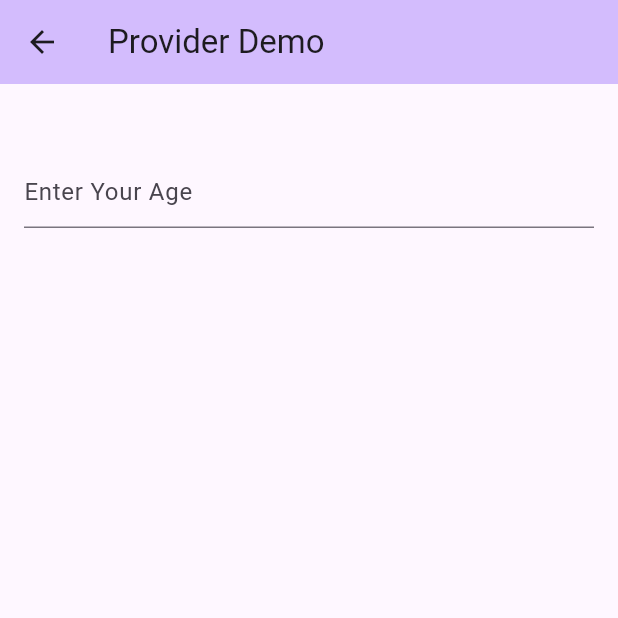
After one commit to iamraajkanchan/basic_flutter_demo, a Flutter app: the screen it shows after launch, after a tap on "Provider Demo", on a phone screen of 412 x 824 dp, the top half of it. The commit adds this screen. Run offline on Flutter 3.47's test engine with Material 3 defaults, Android fonts, the phone set to English and light mode, and no system bars; our stand-ins replace fluttertoast, image_picker, video_player.

Commit message:
Provider demo is added in the project.

```diff
--- /dev/null
+++ b/lib/providers/provider_demo_provider.dart
@@ -0,0 +1,18 @@
+import 'package:flutter/cupertino.dart';
+
+class ProviderDemoProvider with ChangeNotifier {
+  bool? isEligible;
+  String? eligibilityMessage = "";
+
+  void checkEligibility(int age) {
+    if (age > 18) {
+      isEligible = true;
+      eligibilityMessage = "You are eligible!";
+      notifyListeners();
+    } else {
+      isEligible = false;
+      eligibilityMessage = "You are not eligible!";
+      notifyListeners();
+    }
+  }
+}
--- a/lib/views/album_fetcher.dart
+++ b/lib/views/album_fetcher.dart
@@ -1,7 +1,7 @@
 import 'dart:convert';
 import 'package:flutter/material.dart';
 import 'package:http/http.dart' as http;
-import '../model/album.dart';
+import '../models/album.dart';
 
 class AlbumFetcher extends StatefulWidget {
   const AlbumFetcher({super.key, required this.pageTitle});
--- a/lib/views/album_view.dart
+++ b/lib/views/album_view.dart
@@ -1,4 +1,4 @@
-import 'package:basic_flutter_demo/model/album.dart';
+import 'package:basic_flutter_demo/models/album.dart';
 import 'package:flutter/material.dart';
 
 class AlbumView extends StatelessWidget {
--- a/lib/views/albums_fetcher.dart
+++ b/lib/views/albums_fetcher.dart
@@ -2,7 +2,7 @@ import 'dart:async';
 import 'dart:convert';
 import 'package:basic_flutter_demo/views/album_view.dart';
 import 'package:flutter/material.dart';
-import '../model/album.dart';
+import '../models/album.dart';
 import 'package:http/http.dart' as http;
 
 class AlbumsFetcher extends StatefulWidget {
--- a/lib/views/menu.dart
+++ b/lib/views/menu.dart
@@ -1,6 +1,7 @@
 import 'package:basic_flutter_demo/views/album_fetcher.dart';
 import 'package:basic_flutter_demo/views/albums_fetcher.dart';
 import 'package:basic_flutter_demo/views/image_picker.dart';
+import 'package:basic_flutter_demo/views/provider_demo.dart';
 import 'package:basic_flutter_demo/views/stateful_lifecycle.dart';
 import 'package:basic_flutter_demo/views/stateless_lifecycle.dart';
 import 'package:basic_flutter_demo/views/utility.dart';
@@ -45,6 +46,17 @@ class Menu extends StatelessWidget {
       Navigator.of(context).push(MaterialPageRoute(
           builder: (context) =>
               const StatefulLifecycle(pageTitle: "Stateful Widget Lifecycle")));
+    }
+
+    void onProviderDemoClick() {
+      Navigator.of(context).push(MaterialPageRoute(
+          builder: (context) =>
+              const ProviderDemo(pageTitle: "Provider Demo")));
+    }
+
+    void onBlocDemoClick() {
+      Fluttertoast.showToast(
+          msg: "Bloc Demo is in progress!", toastLength: Toast.LENGTH_LONG);
     }
 
     return Scaffold(
@@ -99,9 +111,9 @@ class Menu extends StatelessWidget {
             Expanded(
                 flex: 1,
                 child: ElevatedButton(
-                  onPressed: onStateLessLifecycleClick,
+                  onPressed: onProviderDemoClick,
                   child: const Text(
-                    "StateLess Widget Lifecycle",
+                    "Provider Demo",
                     textAlign: TextAlign.center,
                   ),
                 )),
@@ -109,9 +121,9 @@ class Menu extends StatelessWidget {
             Expanded(
                 flex: 1,
                 child: ElevatedButton(
-                  onPressed: onStatefulLifecycleClick,
+                  onPressed: onBlocDemoClick,
                   child: const Text(
-                    "Stateful Widget Lifecycle",
+                    "Bloc Demo",
                     textAlign: TextAlign.center,
                   ),
                 )),
--- /dev/null
+++ b/lib/views/provider_demo.dart
@@ -0,0 +1,60 @@
+import 'package:basic_flutter_demo/providers/provider_demo_provider.dart';
+import 'package:basic_flutter_demo/views/utility.dart';
+import 'package:flutter/material.dart';
+import 'package:provider/provider.dart';
+
+class ProviderDemo extends StatefulWidget {
+  final String pageTitle;
+
+  const ProviderDemo({super.key, required this.pageTitle});
+
+  @override
+  State<StatefulWidget> createState() => _ProviderDemo();
+}
+
+class _ProviderDemo extends State<ProviderDemo> {
+  @override
+  Widget build(BuildContext context) {
+    return Scaffold(
+      appBar: AppBar(
+        title: Text(widget.pageTitle),
+        backgroundColor: Theme.of(context).colorScheme.inversePrimary,
+      ),
+      body: SafeArea(
+        maintainBottomViewPadding: true,
+        child: ChangeNotifierProvider<ProviderDemoProvider>(
+            create: (context) => ProviderDemoProvider(),
+            child: Consumer<ProviderDemoProvider>(
+              builder: (BuildContext context, ProviderDemoProvider provider,
+                  Widget? child) {
+                return Padding(
+                  padding: const EdgeInsets.all(16.0),
+                  child: Column(
+                      mainAxisAlignment: MainAxisAlignment.start,
+                      children: <Widget>[
+                        Utility.addVerticalSpace(),
+                        Utility.addVerticalSpace(),
+                        TextField(
+                          keyboardType: TextInputType.number,
+                          decoration:
+                              const InputDecoration(hintText: "Enter Your Age"),
+                          onChanged: (value) {
+                            provider.checkEligibility(int.parse(value));
+                          },
+                        ),
+                        Utility.addVerticalSpace(),
+                        Text(
+                          provider.eligibilityMessage.toString(),
+                          style: TextStyle(
+                              color: (provider.isEligible == true)
+                                  ? Colors.green
+                                  : Colors.red),
+                        ),
+                      ]),
+                );
+              },
+            )),
+      ),
+    );
+  }
+}
--- a/pubspec.yaml
+++ b/pubspec.yaml
@@ -39,6 +39,8 @@ dependencies:
   camera: ^0.10.5+7
   image_picker: ^1.0.5
   video_player: ^2.8.1
+  provider: ^6.1.1
+  flutter_bloc: ^8.1.3
 
 dev_dependencies:
   flutter_test:
```
Also changed, not shown: lib/models/album.dart (renamed from lib/model/album.dart), lib/views/bloc_demo.dart (added), pubspec.lock.
